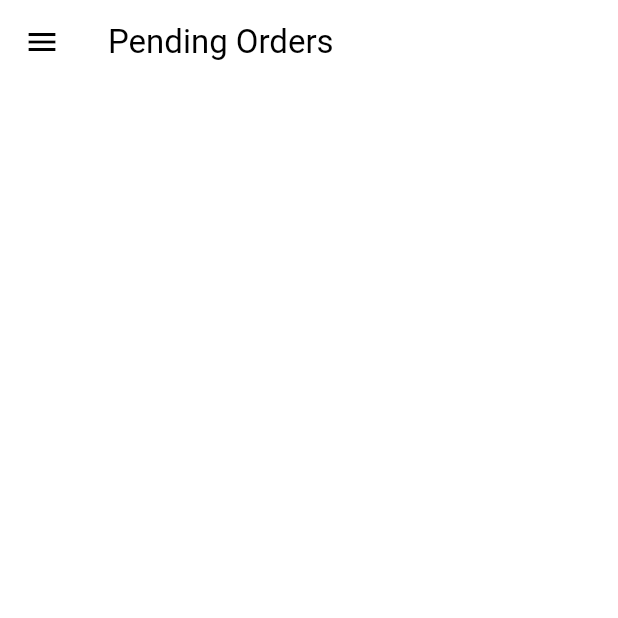
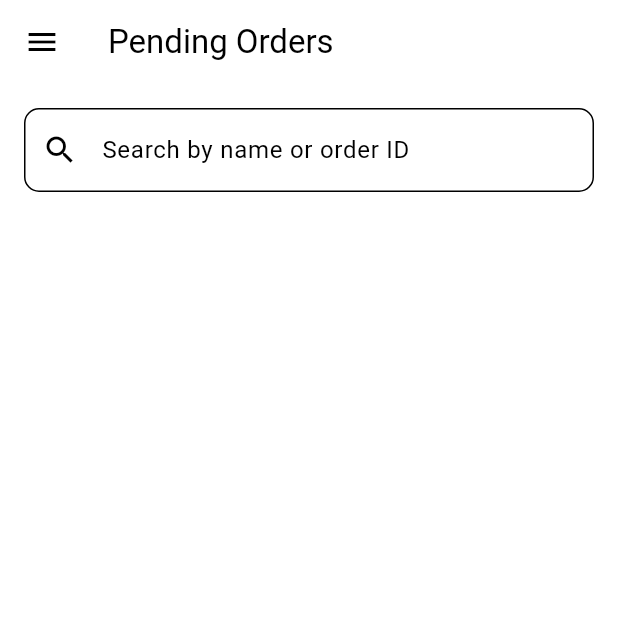
Before and after one commit to strik73/uasppb_2021130007, a Flutter app: the AdminPage screen opened directly, on a phone screen of 412 x 824 dp, the top half of it. Run offline on Flutter 3.47's test engine with Material 3 defaults, Android fonts, the phone set to English and light mode, and no system bars; our stand-ins replace cloud_firestore, firebase_auth, firebase_core; accounts and stored records are empty.

Commit message:
Add search bar for admin page

```diff
--- a/lib/pages/admin_history_page.dart
+++ b/lib/pages/admin_history_page.dart
@@ -27,7 +27,7 @@ class _AdminHistoryPageState extends State<AdminHistoryPage> {
             padding: const EdgeInsets.all(16.0),
             child: TextField(
               decoration: InputDecoration(
-                hintText: 'Search order',
+                hintText: 'Search by name or order ID',
                 prefixIcon: const Icon(Icons.search),
                 border: OutlineInputBorder(
                   borderRadius: BorderRadius.circular(10),
--- a/lib/pages/admin_page.dart
+++ b/lib/pages/admin_page.dart
@@ -4,8 +4,15 @@ import 'package:intl/intl.dart';
 import 'package:uasppb_2021130007/components/custom_admin_drawer.dart';
 import 'package:uasppb_2021130007/pages/admin_detail_page.dart';
 
-class AdminPage extends StatelessWidget {
+class AdminPage extends StatefulWidget {
   const AdminPage({super.key});
+
+  @override
+  State<AdminPage> createState() => _AdminPageState();
+}
+
+class _AdminPageState extends State<AdminPage> {
+  String searchQuery = '';
 
   @override
   Widget build(BuildContext context) {
@@ -14,7 +21,29 @@ class AdminPage extends StatelessWidget {
       appBar: AppBar(
         title: const Text('Pending Orders'),
       ),
-      body: StreamBuilder<QuerySnapshot>(
+      body: Column(
+        children: [
+          Padding(
+            padding: const EdgeInsets.all(16.0),
+            child: TextField(
+              decoration: InputDecoration(
+                hintText: 'Search by name or order ID',
+                prefixIcon: const Icon(Icons.search),
+                border: OutlineInputBorder(
+                  borderRadius: BorderRadius.circular(10),
+                ),
+                filled: true,
+                fillColor: Theme.of(context).colorScheme.surface,
+              ),
+              onChanged: (value) {
+                setState(() {
+                  searchQuery = value.toLowerCase();
+                });
+              },
+            ),
+          ),
+          Expanded(
+            child: StreamBuilder<QuerySnapshot>(
               stream: FirebaseFirestore.instance
                   .collection('orders')
                   .where('status', isEqualTo: 'Pending')
@@ -28,7 +57,15 @@ class AdminPage extends StatelessWidget {
                   return const Center(child: CircularProgressIndicator());
                 }
 
-          final orders = snapshot.data!.docs;
+                final orders = snapshot.data!.docs.where((doc) {
+                  final order = doc.data() as Map<String, dynamic>;
+                  final customerName =
+                      (order['customerName'] ?? '').toString().toLowerCase();
+                  final orderId = doc.id.toLowerCase();
+
+                  return customerName.contains(searchQuery) ||
+                      orderId.contains(searchQuery);
+                }).toList();
 
                 return ListView.builder(
                   padding: const EdgeInsets.all(16),
@@ -63,7 +100,8 @@ class AdminPage extends StatelessWidget {
                                         ? Colors.red.withOpacity(0.2)
                                         : order['status'] == 'Completed'
                                             ? Colors.green.withOpacity(0.2)
-                                      : Colors.grey.shade500.withOpacity(0.2),
+                                            : Colors.grey.shade500
+                                                .withOpacity(0.2),
                                 borderRadius: BorderRadius.circular(20),
                                 border: Border.all(
                                   color: order['status'] == 'Approved'
@@ -102,11 +140,13 @@ class AdminPage extends StatelessWidget {
                                       'Are you sure you want to accept this order?'),
                                   actions: [
                                     TextButton(
-                                onPressed: () => Navigator.pop(context, false),
+                                      onPressed: () =>
+                                          Navigator.pop(context, false),
                                       child: const Text('Cancel'),
                                     ),
                                     TextButton(
-                                onPressed: () => Navigator.pop(context, true),
+                                      onPressed: () =>
+                                          Navigator.pop(context, true),
                                       child: const Text('Accept'),
                                     ),
                                   ],
@@ -128,11 +168,13 @@ class AdminPage extends StatelessWidget {
                                       'Are you sure you want to reject this order?'),
                                   actions: [
                                     TextButton(
-                                onPressed: () => Navigator.pop(context, false),
+                                      onPressed: () =>
+                                          Navigator.pop(context, false),
                                       child: const Text('Cancel'),
                                     ),
                                     TextButton(
-                                onPressed: () => Navigator.pop(context, true),
+                                      onPressed: () =>
+                                          Navigator.pop(context, true),
                                       child: const Text('Reject'),
                                     ),
                                   ],
@@ -149,8 +191,8 @@ class AdminPage extends StatelessWidget {
                               Navigator.push(
                                 context,
                                 MaterialPageRoute(
-                            builder: (context) =>
-                                AdminDetailPage(orderId: orders[index].id),
+                                  builder: (context) => AdminDetailPage(
+                                      orderId: orders[index].id),
                                 ),
                               );
                             }
@@ -195,6 +237,9 @@ class AdminPage extends StatelessWidget {
                 );
               },
             ),
+          ),
+        ],
+      ),
     );
   }
 }
```
Lines whose indentation alone changed are shown as unchanged.
